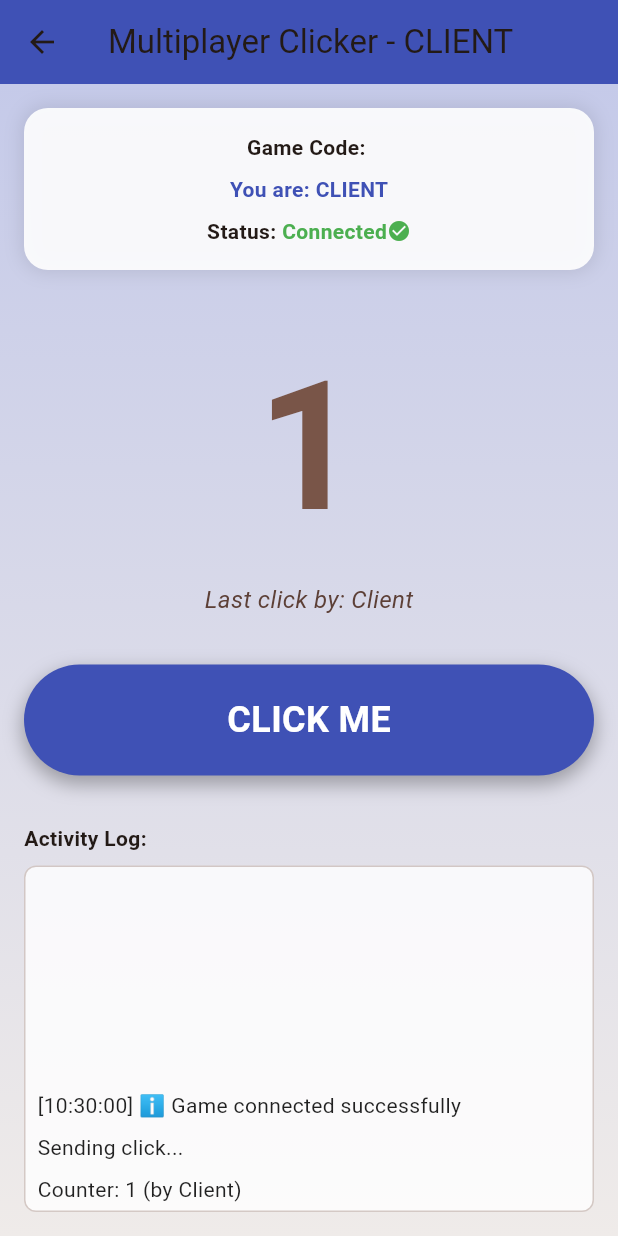
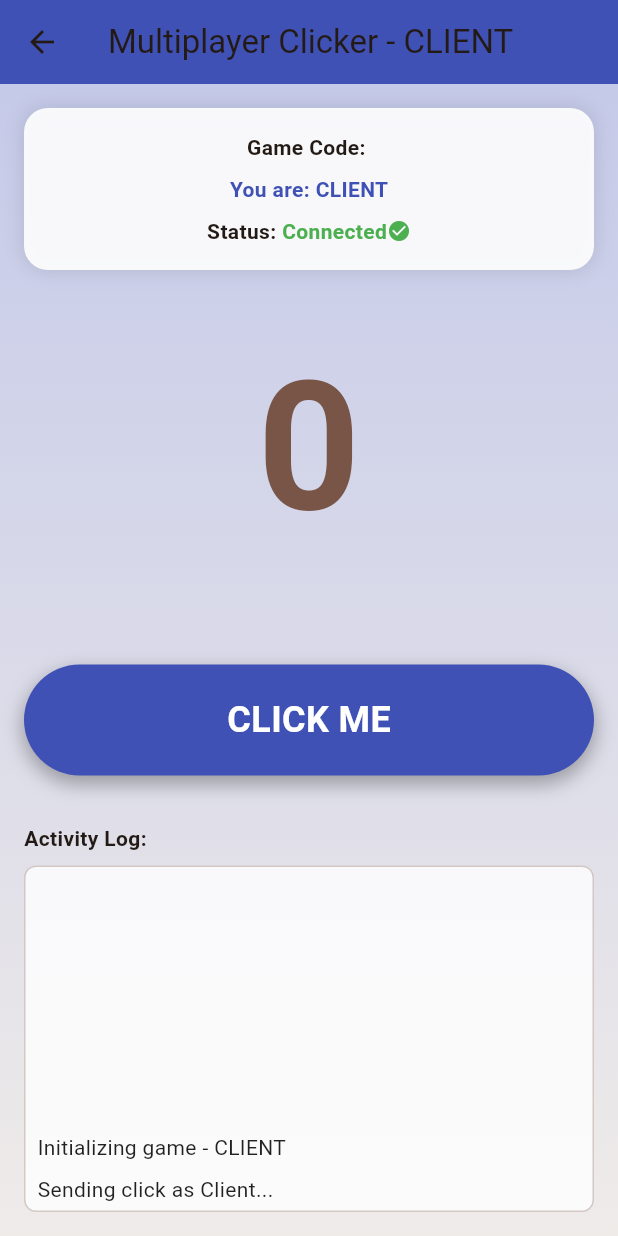
Before and after one commit to mpinel6/CSC4330FInalProject, a Flutter app: the SyncTestGame screen opened directly with empty values, after a tap on "CLICK ME", on a phone screen of 412 x 824 dp. Run offline on Flutter 3.47's test engine with Material 3 defaults, Android fonts, the phone set to English and light mode, and no system bars; our stand-ins replace just_audio; missing offline and left inert: network_info_plus.

Commit message:
WE HAVE SYNC

```diff
--- a/lib/join_game_ui.dart
+++ b/lib/join_game_ui.dart
@@ -70,7 +70,7 @@ void initState() {
   void dispose() {
     _codeController.dispose();
     _stateSubscription?.cancel();
-    _multiplayerService.dispose();
+    //_multiplayerService.dispose();
     super.dispose();
   }
 
--- a/lib/sync_test_game.dart
+++ b/lib/sync_test_game.dart
@@ -33,50 +33,67 @@ class _SyncTestGameState extends State<SyncTestGame> {
 void initState() {
   super.initState();
 
-  print('SyncTestGame initialization starting - ${widget.isHost ? "HOST" : "CLIENT"} mode');
-
-  // Delay GameStateManager initialization
-  Future.delayed(Duration(milliseconds: 500), () {
-    if (!mounted) return;
+  // Set up debugging log immediately
+  clickLog.add('Initializing game - ${widget.isHost ? "HOST" : "CLIENT"}');
 
   try {
+    // Initialize GameStateManager
     print('Creating GameStateManager');
     _gameStateManager = GameStateManager(widget.multiplayerService);
 
-      print('Setting up state subscription');
+    // Listen to state updates
     _stateSubscription = _gameStateManager.stateStream.listen(
       (state) {
         print('Received state update: $state');
-          if (!mounted) return;
-
+        if (mounted) {
           setState(() {
             counter = state['counter'] ?? 0;
             lastClicker = state['lastClicker'] ?? 'None';
-            clickLog.add('Counter: $counter (by $lastClicker)');
+
+            // Add to log
+            final timestamp = DateTime.now().toString().substring(11, 19);
+            clickLog.add('[$timestamp] Counter: $counter (by $lastClicker)');
             if (clickLog.length > 20) clickLog.removeAt(0);
           });
+        }
       },
-        onError: (e) {
-          print('State stream error: $e');
-          addErrorToLog('Stream error: $e');
+      onError: (error) {
+        print('Error in state stream: $error');
+        if (mounted) {
+          setState(() {
+            clickLog.add('Error: $error');
+          });
+        }
       }
     );
 
     // Initialize game state if host
     if (widget.isHost) {
-        print('Initializing click state as host');
+      print('HOST: Initializing clicker state');
+      Future.delayed(Duration(milliseconds: 300), () {
+        if (mounted) {
           _gameStateManager.initializeClickerState();
-      }
-
-      print('SyncTestGame initialization complete');
-      addInfoToLog('Game connected successfully');
-
-    } catch (e) {
-      print('ERROR in SyncTestGame init: $e');
-      addErrorToLog('Setup error: $e');
         }
       });
     }
+
+    // Monitor connection status
+    widget.multiplayerService.connectionStatus.listen((status) {
+      print('Connection status: $status');
+      if (mounted) {
+        setState(() {
+          isConnected = !status.contains('disconnected');
+          clickLog.add('Connection: $status');
+        });
+      }
+    });
+
+  } catch (e) {
+    print('Error in initialization: $e');
+    clickLog.add('Init error: $e');
+  }
+}
+
 
   void addErrorToLog(String message) {
     setState(() {
@@ -104,18 +121,21 @@ void initState() {
   try {
     final playerName = widget.isHost ? 'Host' : 'Client';
 
-      // Use a non-blocking async operation for the click
-      Future.microtask(() {
-        _gameStateManager.incrementCounter(playerName);
+    print('${widget.isHost ? "HOST" : "CLIENT"} clicked the button');
+
+    // Add feedback immediately
+    setState(() {
+      clickLog.add('Sending click as $playerName...');
     });
 
-      // Give immediate feedback in UI
+    // Send the click
+    _gameStateManager.incrementCounter(playerName);
+
+  } catch (e) {
+    print('Click error: $e');
     setState(() {
-        // The state will be properly updated when the event circles back through the network
-        clickLog.add('Sending click...');
+      clickLog.add('Error: $e');
     });
-    } catch (e) {
-      addErrorToLog('Click error: $e');
   }
 }
 
```
Also changed, not shown: lib/create_game_ui.dart (+25 -3 lines), lib/game_state_manager.dart (+72 -16 lines), lib/multiplayer.dart (+123 -48 lines). Lines whose indentation alone changed are shown as unchanged.
